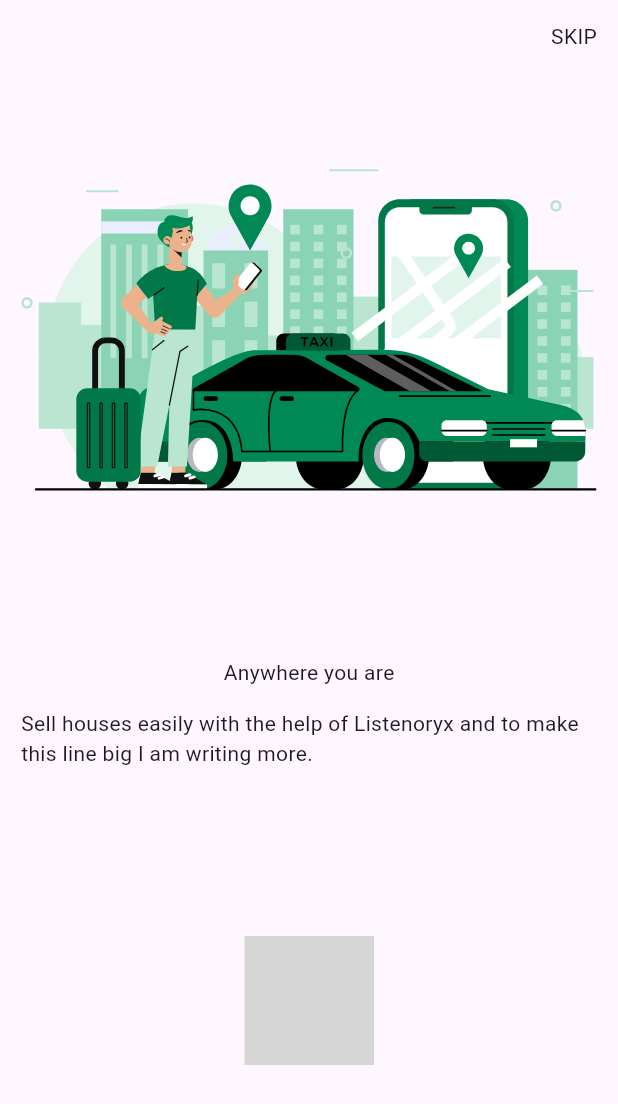
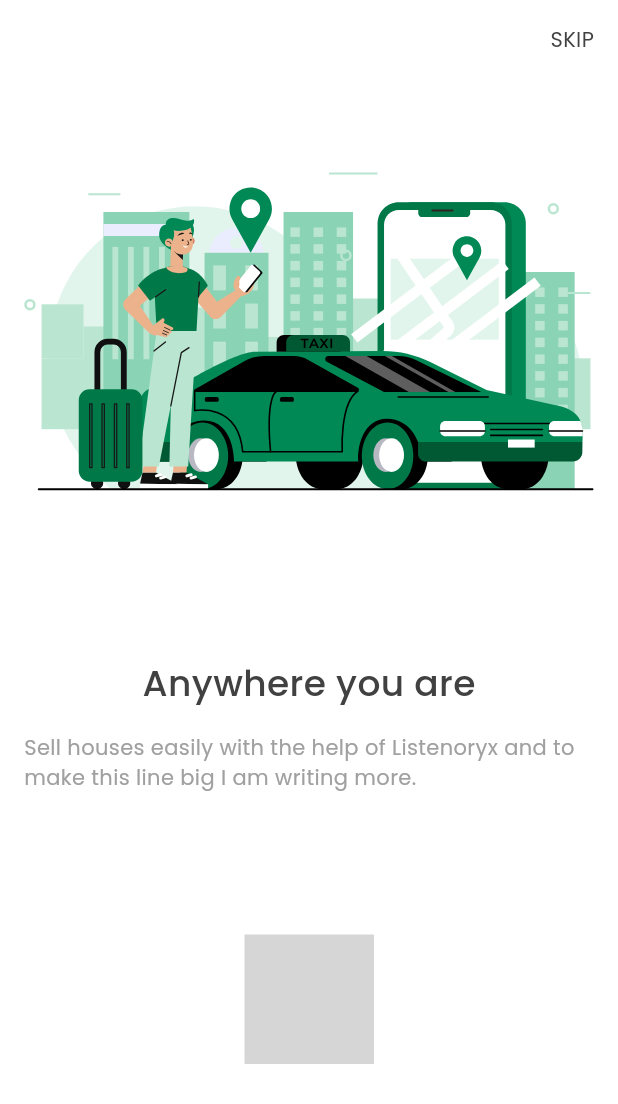
Before and after one commit to rukundorkay/riderapp, a Flutter app: the screen it shows after launch, after a tap on the "arrow forward" icon, on a phone screen of 412 x 824 dp. Shown: the top 1104 px of the screen. Run offline on Flutter 3.47's test engine with Material 3 defaults, Android fonts, the phone set to English and light mode, and no system bars; our stand-ins replace flutter_svg, get, google_fonts; grey boxes are pictures that could not be loaded.

Commit message:
minor change

```diff
--- /dev/null
+++ b/lib/authentication/controllers/welcome_controllers.dart
@@ -0,0 +1,6 @@
+import 'package:flutter/material.dart';
+import 'package:get/get.dart';
+
+class WelcomeController extends GetxController {
+  final PageController pageController = PageController();
+}
--- a/lib/main.dart
+++ b/lib/main.dart
@@ -2,12 +2,14 @@ import 'package:flutter/material.dart';
 import 'package:get/get.dart';
 import 'package:riderapp/depedency.dart';
 import 'package:riderapp/routes/app_pages.dart';
+import 'package:riderapp/theme.dart';
 
 void main() {
+   WidgetsFlutterBinding.ensureInitialized();
  runApp(
     GetMaterialApp(
       title: "Kayko",
-      // theme: KaykoTheme.lightTheme,
+      theme: AppTheme.lightTheme,
       debugShowCheckedModeBanner: false,
       initialBinding: InitialBinding(),
       initialRoute: AppPages.onboard,
--- /dev/null
+++ b/lib/onboard/onboard.dart
@@ -0,0 +1,3 @@
+export 'view/onboard_screen.dart';
+export 'controllers/onboard_controller.dart';
+export 'bindings/onboard_bidings.dart';
--- a/lib/onboard/view/onboard_screen.dart
+++ b/lib/onboard/view/onboard_screen.dart
@@ -1,8 +1,7 @@
 import 'package:flutter/material.dart';
 import 'package:get/get.dart';
-
+import 'package:riderapp/onboard/view/widget/onboard_content.dart';
 import 'package:riderapp/shared/shared.dart';
-
 import 'package:riderapp/onboard/controllers/onboard_controller.dart';
 
 class OnboardScreen extends GetView<OnboardController> {
@@ -16,7 +15,6 @@ class OnboardScreen extends GetView<OnboardController> {
           width: double.infinity,
           child: PageView(
             controller: controller.pageController,
-            onPageChanged: (int index) {},
             children: [
               OnboardContent(
                 index: 0,
@@ -53,86 +51,3 @@ class OnboardScreen extends GetView<OnboardController> {
     );
   }
 }
-
-class OnboardContent extends StatelessWidget {
-  const OnboardContent(
-      {super.key,
-      required this.title,
-      required this.body,
-      required this.heroSvg,
-      required this.controllerSvg,
-      required this.index,
-      this.isLast = false,
-      required this.controller});
-  final String title;
-  final String body;
-  final String heroSvg;
-  final String controllerSvg;
-  final int index;
-  final bool isLast;
-  final OnboardController controller;
-
-  @override
-  Widget build(BuildContext context) {
-    return Container(
-      margin: const EdgeInsets.all(AppStyles.spaceDefault),
-      child: Column(
-        children: [
-          Row(
-            crossAxisAlignment: CrossAxisAlignment.start,
-            mainAxisAlignment: MainAxisAlignment.end,
-            children: [if (!isLast) const Text("SKIP")],
-          ),
-          Expanded(
-            flex: 2,
-            child: MySvgPicture(
-              heroSvg,
-              height: 500,
-            ),
-          ),
-          const SizedBox(
-            height: AppStyles.spaceLarge,
-          ),
-          Expanded(
-              child: Column(
-            children: [
-              Text(title),
-              const SizedBox(
-                height: AppStyles.spaceDefault,
-              ),
-              Text(body)
-            ],
-          )),
-          Expanded(
-            child: GestureDetector(
-              onTap: () {
-                if (!isLast) {
-                  controller.pageController.nextPage(
-                      duration: const Duration(milliseconds: 10),
-                      curve: Curves.easeIn);
-                }
-              },
-              child: Stack(
-                children: [
-                  MySvgPicture(
-                    controllerSvg,
-                    height: 86,
-                  ),
-                  if (!isLast)
-                    Positioned(
-                      top: 28,
-                      left: 30,
-                      child: Icon(
-                        Icons.arrow_forward,
-                        color: AppColors.secondary,
-                      ),
-                    )
-                ],
-              ),
-            ),
-          ),
-        ],
-      ),
-    );
-  }
-}
--- /dev/null
+++ b/lib/onboard/view/widget/onboard_content.dart
@@ -0,0 +1,115 @@
+import 'package:flutter/material.dart';
+import 'package:get/get.dart';
+import 'package:riderapp/onboard/controllers/onboard_controller.dart';
+import 'package:riderapp/routes/app_pages.dart';
+import 'package:riderapp/shared/shared.dart';
+
+class OnboardContent extends StatelessWidget {
+  const OnboardContent(
+      {super.key,
+      required this.title,
+      required this.body,
+      required this.heroSvg,
+      required this.controllerSvg,
+      required this.index,
+      this.isLast = false,
+      required this.controller});
+  final String title;
+  final String body;
+  final String heroSvg;
+  final String controllerSvg;
+  final int index;
+  final bool isLast;
+  final OnboardController controller;
+
+  @override
+  Widget build(BuildContext context) {
+    return Container(
+      margin: const EdgeInsets.all(AppStyles.spaceDefault),
+      child: Column(
+        children: [
+          Row(
+            crossAxisAlignment: CrossAxisAlignment.start,
+            mainAxisAlignment: MainAxisAlignment.end,
+            children: [
+              if (!isLast)
+                GestureDetector(
+                  onTap: () {
+                    Get.toNamed(Routes.welcome);
+                  },
+                  child: const Text("SKIP",
+                      style: TextStyle(
+                        fontSize: 14,
+                        color: AppColors.afternoonGrey,
+                      )),
+                )
+            ],
+          ),
+          Expanded(
+            flex: 2,
+            child: MySvgPicture(
+              heroSvg,
+              height: 500,
+            ),
+          ),
+          const SizedBox(
+            height: AppStyles.spaceLarge,
+          ),
+          Expanded(
+              child: Column(
+            children: [
+              Text(
+                title,
+                style: const TextStyle(
+                  fontSize: 24,
+                  fontWeight: FontWeight.w500,
+                  color: AppColors.afternoonGrey,
+                ),
+              ),
+              const SizedBox(
+                height: AppStyles.spaceDefault,
+              ),
+              Text(
+                body,
+                style: const TextStyle(
+                  color: AppColors.shadeOFGrey,
+                  fontSize: 14,
+                ),
+              )
+            ],
+          )),
+          Expanded(
+            child: GestureDetector(
+              onTap: () {
+                if (!isLast) {
+                  controller.pageController.nextPage(
+                      duration: const Duration(milliseconds: 10),
+                      curve: Curves.easeInOutQuint);
+                } else {
+                  Get.toNamed(Routes.welcome);
+                }
+              },
+              child: Stack(
+                children: [
+                  MySvgPicture(
+                    controllerSvg,
+                    height: 86,
+                  ),
+                  if (!isLast)
+                    const Positioned(
+                      top: 28,
+                      left: 30,
+                      child: Icon(
+                        Icons.arrow_forward,
+                        color: AppColors.secondary,
+                      ),
+                    )
+                ],
+              ),
+            ),
+          ),
+        ],
+      ),
+    );
+  }
+}
--- a/lib/routes/app_routes.dart
+++ b/lib/routes/app_routes.dart
@@ -2,14 +2,13 @@ part of 'app_pages.dart';
 
 abstract class Routes {
   Routes._();
-  // static const RESETPASSOWRDOTP = _Paths.ResetPasswordOTP;
-  // static const PERSONINFO = _Paths.PERSONINFO;
+
   static const onboard = _Paths.onboard;
+  static const welcome = _Paths.welcome;
 }
 
 abstract class _Paths {
   _Paths._();
-  // static const ResetPasswordOTP = '/resetPasswordOtp';
-  // static const PERSONINFO = '/personinfo';
+  static const welcome = '/welcome';
   static const onboard = '/onboard';
 }
--- a/lib/shared/assets.dart
+++ b/lib/shared/assets.dart
@@ -8,6 +8,7 @@ class AppAssets {
   static const String progress2 = 'assets/svg/progress2.svg';
   static const String bookCar = 'assets/svg/bookCar.svg';
   static const String controller2 = 'assets/svg/controller2.svg';
-    static const String controller1 = 'assets/svg/controller1.svg';
+  static const String controller1 = 'assets/svg/controller1.svg';
   static const String go = 'assets/svg/go.svg';
+  static const String welcomeScreen = 'assets/png/welcomeScreen.png';
 }
--- a/lib/shared/styles.dart
+++ b/lib/shared/styles.dart
@@ -3,9 +3,11 @@ import 'package:flutter/material.dart';
 class AppColors {
   AppColors._();
 
-  static const Color primary = Color(0xff03284C);
-
-  static Color secondary = Color(0xffffffff);
+  static const Color primary = Color(0xff008955);
+  static const Color secondary = Color(0xffffffff);
+  static const Color afternoonGrey = Color(0xff414141);
+  static const Color shadeOFGrey = Color(0xffA0A0A0);
+  static const Color transparent = Colors.transparent;
 }
 
 class AppStyles {
@@ -24,7 +26,7 @@ class AppStyles {
   static const double spaceSmall = 12;
 
   /// Main padding/margin value.
-  static const double spaceDefault = 14;
+  static const double spaceDefault = 16;
 
   /// Medium padding/margin value.
   static const double spaceMedium = 24;
--- a/lib/theme.dart
+++ b/lib/theme.dart
@@ -0,0 +1,108 @@
+import 'package:flutter/material.dart';
+import 'package:riderapp/shared/styles.dart';
+import 'package:google_fonts/google_fonts.dart';
+
+class AppTheme {
+  static ThemeData get lightTheme {
+    return ThemeData(
+      // useMaterial3: false,
+      primaryColor: AppColors.primary,
+      scaffoldBackgroundColor: AppColors.secondary,
+      textTheme: TextTheme(
+        titleLarge: GoogleFonts.poppins(
+          fontSize: 24,
+          fontStyle: FontStyle.normal,
+        ),
+        headlineSmall: GoogleFonts.poppins(
+          fontSize: 29,
+          fontStyle: FontStyle.normal,
+        ),
+        headlineMedium: GoogleFonts.poppins(
+          fontSize: 43,
+          fontStyle: FontStyle.normal,
+        ),
+        bodySmall: GoogleFonts.poppins(
+          fontSize: 13,
+          fontStyle: FontStyle.normal,
+          fontWeight: FontWeight.normal,
+        ),
+        bodyLarge: GoogleFonts.poppins(
+          fontSize: 12,
+          fontStyle: FontStyle.normal,
+          fontWeight: FontWeight.w600,
+        ),
+        bodyMedium: GoogleFonts.poppins(
+          fontSize: 12,
+          fontStyle: FontStyle.normal,
+        ),
+      ),
+      textButtonTheme: TextButtonThemeData(
+        style: ButtonStyle(
+          shape: WidgetStateProperty.resolveWith(
+            (states) => RoundedRectangleBorder(
+              borderRadius: BorderRadius.circular(6),
+            ),
+          ),
+          backgroundColor: WidgetStateProperty.resolveWith(
+            (states) => AppColors.secondary,
+          ),
+          padding: WidgetStateProperty.resolveWith(
+            (states) => const EdgeInsets.symmetric(vertical: 15),
+          ),
+          textStyle: WidgetStateProperty.resolveWith(
+            (states) => GoogleFonts.poppins(
+              fontStyle: FontStyle.normal,
+              fontSize: 16,
+            ),
+          ),
+        ),
+      ),
+    );
+  }
+
+  static ButtonStyle transparentButton(BuildContext context) {
+    return TextButtonTheme.of(context).style!.copyWith(
+          backgroundColor: WidgetStateProperty.resolveWith(
+            (states) => AppColors.transparent,
+          ),
+        );
+  }
+
+  static ButtonStyle borderColoredButton(
+    BuildContext context,
+    Color color, [
+    Color? borderColor,
+    double? padding,
+  ]) {
+    return transparentButton(context).copyWith(
+        shape: WidgetStateProperty.resolveWith(
+          (states) => RoundedRectangleBorder(
+            side: BorderSide(color: borderColor ?? color),
+            borderRadius: BorderRadius.circular(6),
+          ),
+        ),
+        foregroundColor: WidgetStateProperty.resolveWith(
+          (states) => color,
+        ),
+        overlayColor: WidgetStateProperty.resolveWith(
+          (states) => (borderColor ?? color).withAlpha(32),
+        ),
+        padding: WidgetStatePropertyAll(
+            EdgeInsets.symmetric(horizontal: padding ?? 0.0)));
+  }
+
+  /// Styles a button with the given [color] as background color.
+  static ButtonStyle coloredButton(BuildContext context, Color color) {
+    return TextButtonTheme.of(context).style!.copyWith(
+          backgroundColor: WidgetStateProperty.resolveWith(
+            (states) => color,
+          ),
+          foregroundColor: WidgetStateProperty.resolveWith(
+            (states) => AppColors.secondary,
+          ),
+          overlayColor: WidgetStateProperty.resolveWith(
+            (states) => AppColors.secondary.withAlpha(32),
+          ),
+        );
+  }
+}
--- a/pubspec.yaml
+++ b/pubspec.yaml
@@ -60,7 +60,7 @@ flutter:
   # To add assets to your application, add an assets section, like this:
   assets:
     - assets/svg/
-    # - assets/png/
+    - assets/png/
 
   # An image asset can refer to one or more resolution-specific "variants", see
   # https://flutter.dev/assets-and-images/#resolution-aware
```
Also changed, not shown: lib/authentication/authentication.dart (added, +7 -0 lines), lib/authentication/bindings/welcome_bindings.dart (added, +11 -0 lines), lib/authentication/view/welcome_screen.dart (added, +109 -0 lines), lib/onboard/view/widget/onboard.dart (deleted, +0 -156 lines), lib/routes/app_pages.dart (+8 -7 lines), assets/png/welcomeScreen.png (added), lib/authentication/view/login_screen.dart (added), lib/authentication/view/new_password_screen.dart (added), lib/authentication/view/otp_screen.dart (added), lib/authentication/view/signup_scree.dart (added).
